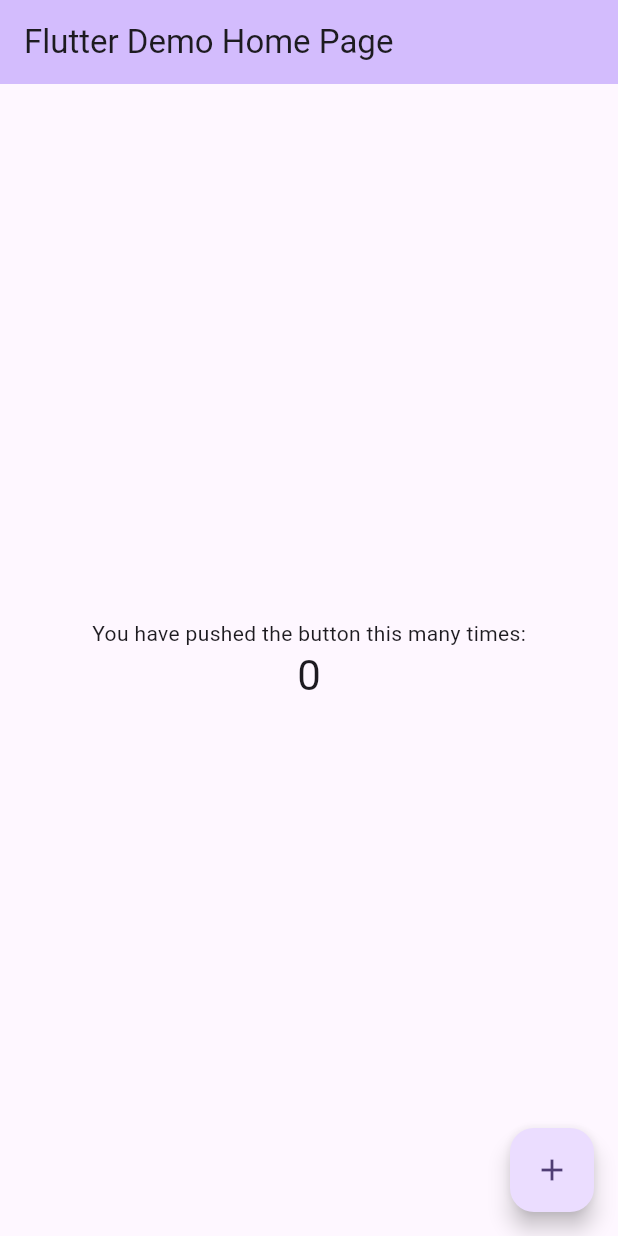
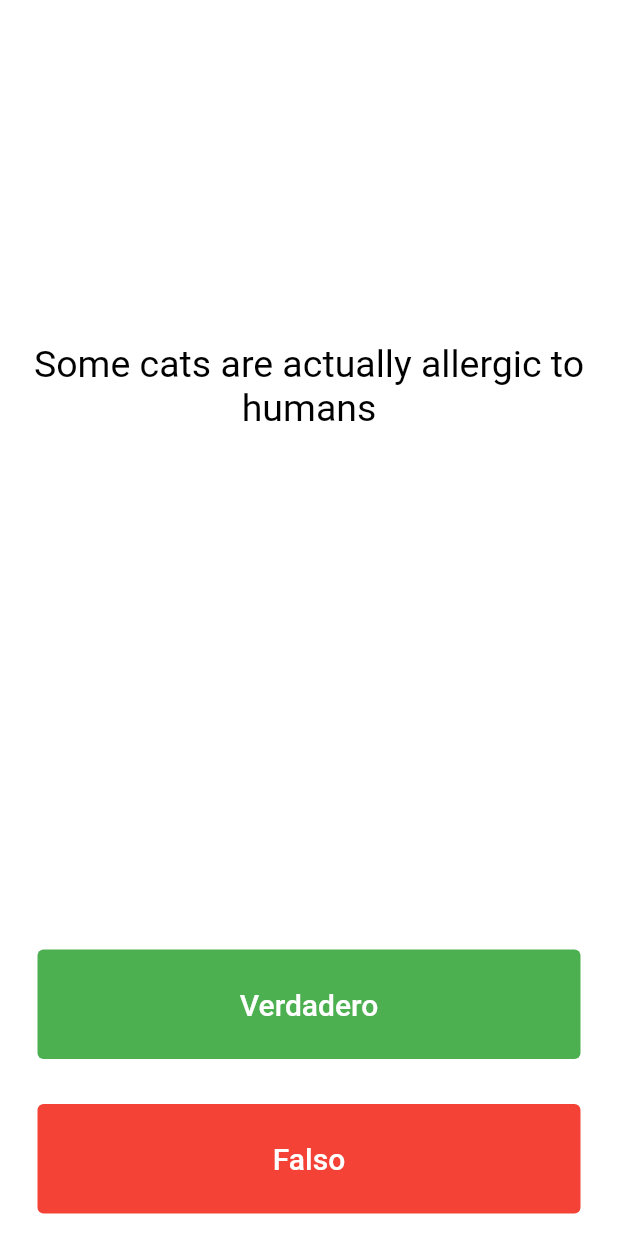
Before and after one commit to BelkisVasquez0609/quizziz, a Flutter app: the screen it shows after launch, on a phone screen of 412 x 824 dp. Run offline on Flutter 3.47's test engine with Material 2 defaults, Android fonts, the phone set to English and light mode, and no system bars.

Commit message:
Validations and score

```diff
--- a/lib/main.dart
+++ b/lib/main.dart
@@ -1,125 +1,193 @@
 import 'package:flutter/material.dart';
+import 'package:quizzis_belkis_vasquez_1085273/quiz_brain.dart';
 
-void main() {
-  runApp(const MyApp());
-}
 
-class MyApp extends StatelessWidget {
-  const MyApp({super.key});
+QuizzBrain quiz = QuizzBrain();
+List<Widget> scoreKeeper = [];
+int valid_cuestion = 0;
 
-  // This widget is the root of your application.
+void main() => runApp(Quizzler());
+
+class Quizzler extends StatelessWidget {
   @override
   Widget build(BuildContext context) {
     return MaterialApp(
-      title: 'Flutter Demo',
-      theme: ThemeData(
-        // This is the theme of your application.
-        //
-        // TRY THIS: Try running your application with "flutter run". You'll see
-        // the application has a blue toolbar. Then, without quitting the app,
-        // try changing the seedColor in the colorScheme below to Colors.green
-        // and then invoke "hot reload" (save your changes or press the "hot
-        // reload" button in a Flutter-supported IDE, or press "r" if you used
-        // the command line to start the app).
-        //
-        // Notice that the counter didn't reset back to zero; the application
-        // state is not lost during the reload. To reset the state, use hot
-        // restart instead.
-        //
-        // This works for code too, not just values: Most code changes can be
-        // tested with just a hot reload.
-        colorScheme: ColorScheme.fromSeed(seedColor: Colors.deepPurple),
-        useMaterial3: true,
+      debugShowCheckedModeBanner: false,
+      home: Scaffold(
+        backgroundColor: Colors.white,
+        body: SafeArea(
+          child: Padding(
+            padding: EdgeInsets.symmetric(horizontal: 10.0),
+            child: QuizPage(),
+          ),
+        ),
       ),
-      home: const MyHomePage(title: 'Flutter Demo Home Page'),
     );
   }
 }
 
-class MyHomePage extends StatefulWidget {
-  const MyHomePage({super.key, required this.title});
-
-  // This widget is the home page of your application. It is stateful, meaning
-  // that it has a State object (defined below) that contains fields that affect
-  // how it looks.
-
-  // This class is the configuration for the state. It holds the values (in this
-  // case the title) provided by the parent (in this case the App widget) and
-  // used by the build method of the State. Fields in a Widget subclass are
-  // always marked "final".
-
-  final String title;
-
+class QuizPage extends StatefulWidget {
   @override
-  State<MyHomePage> createState() => _MyHomePageState();
+  _QuizPageState createState() => _QuizPageState();
 }
 
-class _MyHomePageState extends State<MyHomePage> {
-  int _counter = 0;
-
-  void _incrementCounter() {
-    setState(() {
-      // This call to setState tells the Flutter framework that something has
-      // changed in this State, which causes it to rerun the build method below
-      // so that the display can reflect the updated values. If we changed
-      // _counter without calling setState(), then the build method would not be
-      // called again, and so nothing would appear to happen.
-      _counter++;
-    });
-  }
+class _QuizPageState extends State<QuizPage> {
 
   @override
   Widget build(BuildContext context) {
-    // This method is rerun every time setState is called, for instance as done
-    // by the _incrementCounter method above.
-    //
-    // The Flutter framework has been optimized to make rerunning build methods
-    // fast, so that you can just rebuild anything that needs updating rather
-    // than having to individually change instances of widgets.
-    return Scaffold(
-      appBar: AppBar(
-        // TRY THIS: Try changing the color here to a specific color (to
-        // Colors.amber, perhaps?) and trigger a hot reload to see the AppBar
-        // change color while the other colors stay the same.
-        backgroundColor: Theme.of(context).colorScheme.inversePrimary,
-        // Here we take the value from the MyHomePage object that was created by
-        // the App.build method, and use it to set our appbar title.
-        title: Text(widget.title),
-      ),
-      body: Center(
-        // Center is a layout widget. It takes a single child and positions it
-        // in the middle of the parent.
-        child: Column(
-          // Column is also a layout widget. It takes a list of children and
-          // arranges them vertically. By default, it sizes itself to fit its
-          // children horizontally, and tries to be as tall as its parent.
-          //
-          // Column has various properties to control how it sizes itself and
-          // how it positions its children. Here we use mainAxisAlignment to
-          // center the children vertically; the main axis here is the vertical
-          // axis because Columns are vertical (the cross axis would be
-          // horizontal).
-          //
-          // TRY THIS: Invoke "debug painting" (choose the "Toggle Debug Paint"
-          // action in the IDE, or press "p" in the console), to see the
-          // wireframe for each widget.
-          mainAxisAlignment: MainAxisAlignment.center,
-          children: <Widget>[
-            const Text(
-              'You have pushed the button this many times:',
+    return Column(
+      mainAxisAlignment: MainAxisAlignment.spaceBetween,
+      crossAxisAlignment: CrossAxisAlignment.stretch,
+      children: <Widget>[
+        Expanded(
+          flex: 5,
+          child: Padding(
+            padding: EdgeInsets.all(10.0),
+            child: Center(
+              child: Text(
+                quiz.getQuestionText,
+                textAlign: TextAlign.center,
+                style: TextStyle(
+                  fontSize: 25.0,
+                  color: Colors.black,
+                ),
+              ),
             ),
-            Text(
-              '$_counter',
-              style: Theme.of(context).textTheme.headlineMedium,
+          ),
+        ),Expanded(
+            child: quiz.lastQuestion() ? Padding(
+              padding: EdgeInsets.all(15.0),
+              child: TextButton(
+                style: ButtonStyle(
+                    backgroundColor: MaterialStatePropertyAll(Colors.blueAccent)
+                ),
+                child: Text(
+                  'Empezar de Nuevo',
+                  style: TextStyle(
+                    fontSize: 20.0,
+                    color: Colors.white,
+                  ),
+                ),
+                onPressed: () {
+                  setState(() {
+                    quiz.restartQuestions();
+                    scoreKeeper = [];
+                    valid_cuestion = 0;
+                  });
+                },
+              ),
+            ) : Icon(Icons.repeat, color: Colors.white24,)
+        ),
+        Expanded(
+          child: Padding(
+            padding: EdgeInsets.all(15.0),
+            child: TextButton(
+              style: ButtonStyle(
+                  backgroundColor: MaterialStatePropertyAll(Colors.green)
+              ),
+              child: Text(
+                'Verdadero',
+                style: TextStyle(
+                  color: Colors.white,
+                  fontSize: 20.0,
+                ),
+              ),
+              onPressed: () {
+                //The user picked true.
+                if (!quiz.lastQuestion()) {
+                  questionValidator(true);
+                }
+              },
+            ),
+          ),
+        ),
+        Expanded(
+          child: Padding(
+            padding: EdgeInsets.all(15.0),
+            child: TextButton(
+              style: ButtonStyle(
+                  backgroundColor: MaterialStatePropertyAll(Colors.red)
+              ),
+              child: Text(
+                'Falso',
+                style: TextStyle(
+                  fontSize: 20.0,
+                  color: Colors.white,
+                ),
+              ),
+              onPressed: () {
+                //The user picked false.
+                if (!quiz.lastQuestion()) {
+                  questionValidator(false);
+                }
+              },
+            ),
+          ),
+        ),
+        Wrap(
+          children: scoreKeeper,
+        ),
+        //TODO: Add a Row here as your score keeper
+      ],
+    );
+  }
+
+  void questionValidator(bool selected) {
+    bool correctAnswer = quiz.getQuestionAnswer;
+    const iconSize = 31.0;
+    if (correctAnswer == selected){
+      scoreKeeper.add(
+          Icon(
+            Icons.check,
+            color: Colors.green,
+            size: 50.5,
+          )
+      );
+      valid_cuestion++;
+    }
+    else
+    {
+      scoreKeeper.add(
+          Icon(
+            Icons.close,
+            color: Colors.redAccent,
+            size: 50.5,
+          )
+      );
+    }
+    setState(() {
+      quiz.nextQuestion();
+      if (quiz.lastQuestion()){
+        _showMyDialog();
+      }
+    });
+  }
+  Future<void> _showMyDialog() async {
+    return showDialog<void>(
+      context: context,
+      barrierDismissible: false, // user must tap button!
+      builder: (BuildContext context) {
+        return AlertDialog(
+          title: Text('¡Felicidades!'),
+          content: SingleChildScrollView(
+            child: ListBody(
+              children: <Widget>[
+                Text('Has completado el juego'),
+                Text('Tu puntuación es de (${valid_cuestion}/12) ptos'),
+              ],
+            ),
+          ),
+          actions: <Widget>[
+            TextButton(
+              child: const Text('Ok'),
+              onPressed: () {
+                Navigator.of(context).pop();
+              },
             ),
           ],
-        ),
-      ),
-      floatingActionButton: FloatingActionButton(
-        onPressed: _incrementCounter,
-        tooltip: 'Increment',
-        child: const Icon(Icons.add),
-      ), // This trailing comma makes auto-formatting nicer for build methods.
+        );
+      },
     );
   }
+
 }
```
Also changed, not shown: lib/data_model.dart (added, +8 -0 lines), lib/quiz_brain.dart (added, +65 -0 lines), 1 other file.
